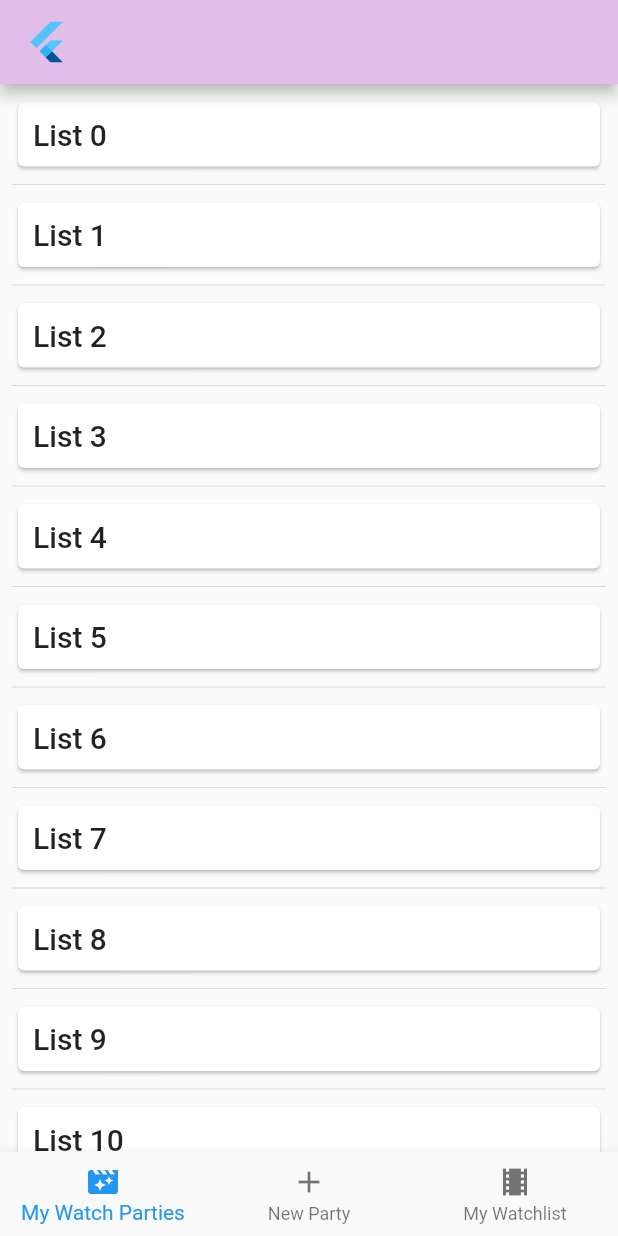
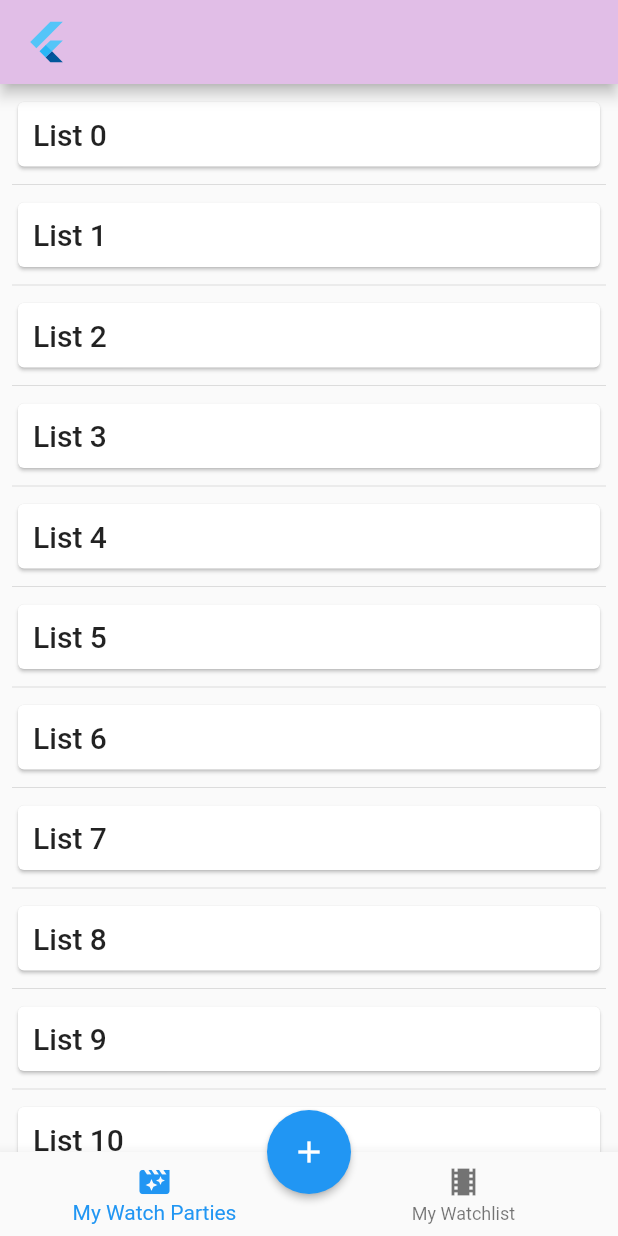
Before and after one commit to n0ahth0mas/movie_night, a Flutter app: the Layout screen opened directly, on a phone screen of 412 x 824 dp. Run offline on Flutter 3.47's test engine with Material 2 defaults, Android fonts, the phone set to English and light mode, and no system bars; our stand-ins replace flutter_speed_dial, google_fonts; Roboto replaces fonts that are missing (Ubuntu).

Commit message:
end of day last minute bug fixes

```diff
--- a/lib/layout.dart
+++ b/lib/layout.dart
@@ -11,9 +11,6 @@ class LayoutState extends State<Layout> {
   int selectedIndex = 0;
   final List<Widget> _section = [
     Party(),
-    Container(
-      child: Text("hello2"),
-    ),
     Watchlist(),
   ];
 
@@ -28,12 +25,17 @@ class LayoutState extends State<Layout> {
       ),
       body: _section[selectedIndex],
       //Think about expanding the bottom nav with this https://codewithandrea.com/articles/2018-09-13-bottom-bar-navigation-with-fab/
+      floatingActionButtonLocation: FloatingActionButtonLocation.centerDocked,
+      floatingActionButton: FloatingActionButton(
+        onPressed: () { },
+        tooltip: 'Increment',
+        child: Icon(Icons.add),
+        elevation: 2.0,
+      ),
       bottomNavigationBar: BottomNavigationBar(
         items: <BottomNavigationBarItem>[
           BottomNavigationBarItem(
               icon: Icon(Icons.movie_filter), title: Text("My Watch Parties")),
-          BottomNavigationBarItem(
-              icon: Icon(Icons.add), title: Text("New Party")),
           BottomNavigationBarItem(
               icon: Icon(Icons.local_movies), title: Text("My Watchlist")),
         ],
--- a/lib/partyDetails.dart
+++ b/lib/partyDetails.dart
@@ -13,7 +13,7 @@ class PartyDetailsState extends State<PartyDetails> {
   bool rolled = false;
   bool once = true;
 
-
+  //the random button. this ensures that the button can only be pressed once per session
   String randMovie() {
     String src;
     if (!rolled & once) {
@@ -74,7 +74,7 @@ class PartyDetailsState extends State<PartyDetails> {
                 onTap: () => print("testing")),
             SpeedDialChild(
                 child: Icon(Icons.school),
-                label: "Testing2",
+                label: "View Party Watchlist",
                 onTap: () => print("testing2")),
             SpeedDialChild(
                 child: Icon(Icons.question_answer),
```
